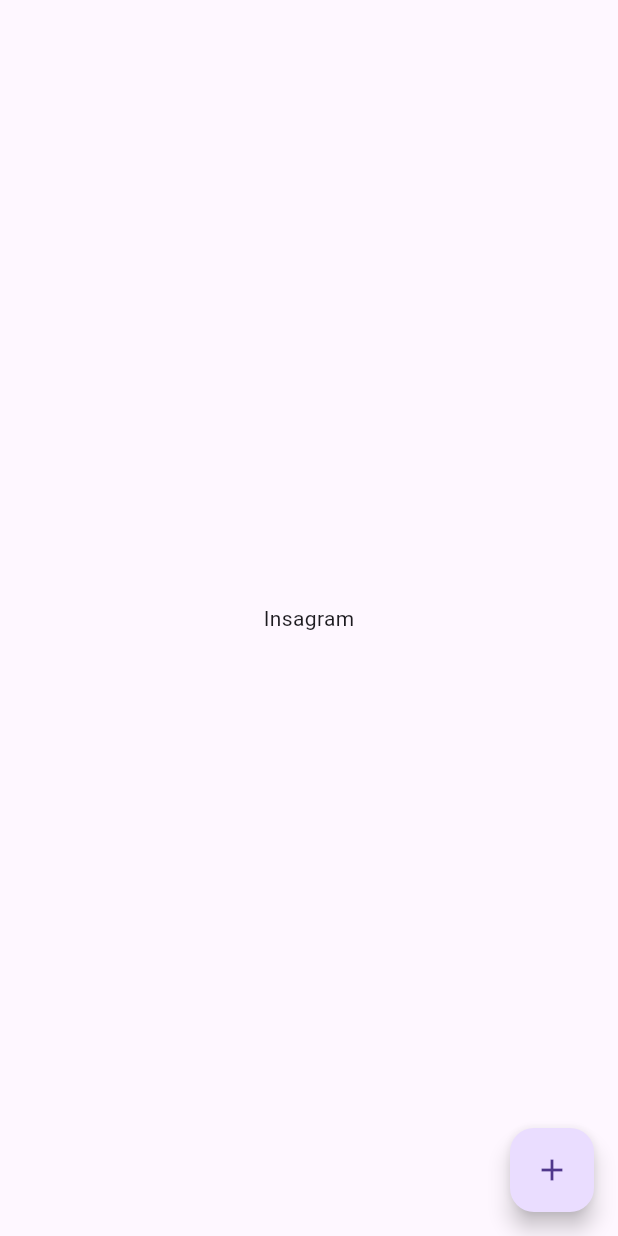
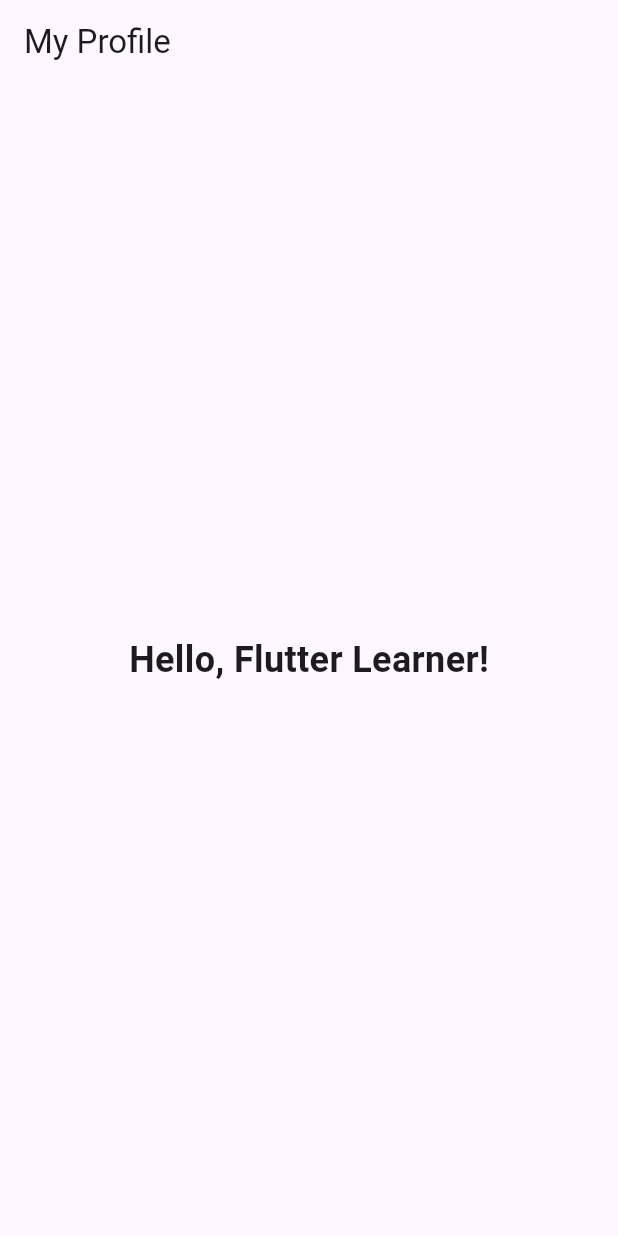
Before and after one commit to keyurpatel01/Tops, a Flutter app: the screen it shows after launch, on a phone screen of 412 x 824 dp. Run offline on Flutter 3.47's test engine with Material 3 defaults, Android fonts, the phone set to English and light mode, and no system bars.

Commit message:
Flutter Project Structure & Widget Tree Fundamentals

```diff
--- /dev/null
+++ b/Assignment/Flutter/flutter_assignment/lib/S1P1.dart
@@ -0,0 +1,34 @@
+/*
+  Open any existing Flutter project in your IDE, locate the lib/main.dart file, and
+   identify the MaterialApp, Scaffold, and at least two child widgets used on the main screen.
+
+*/
+import 'package:flutter/material.dart';
+
+class S1P1 extends StatelessWidget {
+  const S1P1({super.key});
+
+  @override
+  Widget build(BuildContext context) {
+    return MaterialApp(
+      // MaterialApp
+      debugShowCheckedModeBanner: false,
+      home: Scaffold(
+        // Scaffold
+        appBar: AppBar(
+          title: const Text('My App'),
+          backgroundColor: Colors.green,
+        ),
+        body: Center(
+          child: Column(
+            mainAxisAlignment: MainAxisAlignment.center,
+            children: [
+              Text('Hello Flutter'),
+              ElevatedButton(onPressed: () {}, child: const Text('Click Me')),
+            ],
+          ),
+        ),
+      ),
+    );
+  }
+}
--- /dev/null
+++ b/Assignment/Flutter/flutter_assignment/lib/S1P4.dart
@@ -0,0 +1,20 @@
+/*
+  Create a new widget called UserGreeting in a separate Dart file, import it into main.dart,
+  and use it inside your Scaffold’s body to display a message
+  like 'Hello, Flutter Learner!'.
+*/
+import 'package:flutter/material.dart';
+
+class S1P4 extends StatelessWidget {
+  const S1P4({super.key});
+
+  @override
+  Widget build(BuildContext context) {
+    return const Center(
+      child: Text(
+        'Hello, Flutter Learner!',
+        style: TextStyle(fontSize: 24, fontWeight: FontWeight.bold),
+      ),
+    );
+  }
+}
--- a/Assignment/Flutter/flutter_assignment/lib/main.dart
+++ b/Assignment/Flutter/flutter_assignment/lib/main.dart
@@ -1,14 +1,21 @@
 import 'package:flutter/material.dart';
-
-import 'package:flutter_assignment/S3P4.dart';
+import 'package:flutter_assignment/S1P4.dart';
 
 void main() {
-  runApp(App());
+  runApp(const MyApp());
 }
 
-class App extends StatelessWidget {
+class MyApp extends StatelessWidget {
+  const MyApp({super.key});
+
   @override
   Widget build(BuildContext context) {
-    return MaterialApp(home: S3P4(), debugShowCheckedModeBanner: false);
+    return MaterialApp(
+      debugShowCheckedModeBanner: false,
+      home: Scaffold(
+        appBar: AppBar(title: const Text('My Profile')),
+        body: S1P4(),
+      ),
+    );
   }
 }
```
Also changed, not shown: Assignment/Flutter/flutter_assignment/lib/S1P2.dart (added, +35 -0 lines), Assignment/Flutter/flutter_assignment/lib/S1P3.dart (added, +35 -0 lines).
